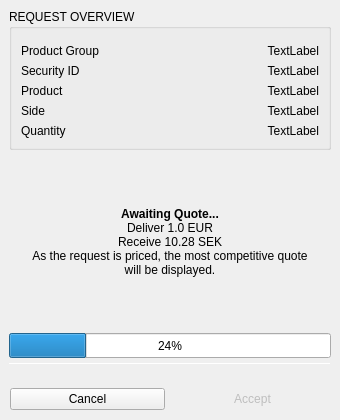
The window that BlockSettleUILib/RequestingQuoteWidget.ui (BlockSettle/terminal) describes before a commit, drawn with Qt 5.
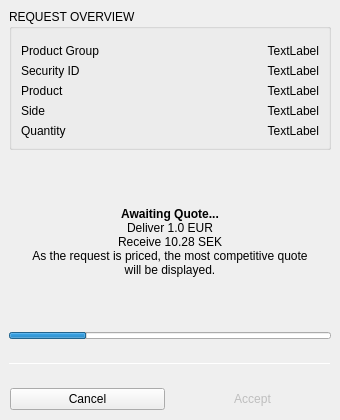
The same window after the commit.

```diff
--- a/BlockSettleUILib/RequestingQuoteWidget.ui
+++ b/BlockSettleUILib/RequestingQuoteWidget.ui
@@ -539,13 +539,13 @@
            <property name="minimumSize">
             <size>
              <width>0</width>
-             <height>25</height>
+             <height>7</height>
             </size>
            </property>
            <property name="maximumSize">
             <size>
              <width>16777215</width>
-             <height>25</height>
+             <height>7</height>
             </size>
            </property>
            <property name="value">
@@ -554,11 +554,24 @@
            <property name="alignment">
             <set>Qt::AlignBottom|Qt::AlignRight|Qt::AlignTrailing</set>
            </property>
+           <property name="textVisible">
+            <bool>false</bool>
+           </property>
            <property name="invertedAppearance">
             <bool>false</bool>
            </property>
           </widget>
          </item>
+         <item>
+          <widget class="QLabel" name="labelTimeLeft">
+           <property name="text">
+            <string/>
+           </property>
+           <property name="alignment">
+            <set>Qt::AlignCenter</set>
+           </property>
+          </widget>
+         </item>
          <item>
           <widget class="Line" name="line">
            <property name="minimumSize">
```
